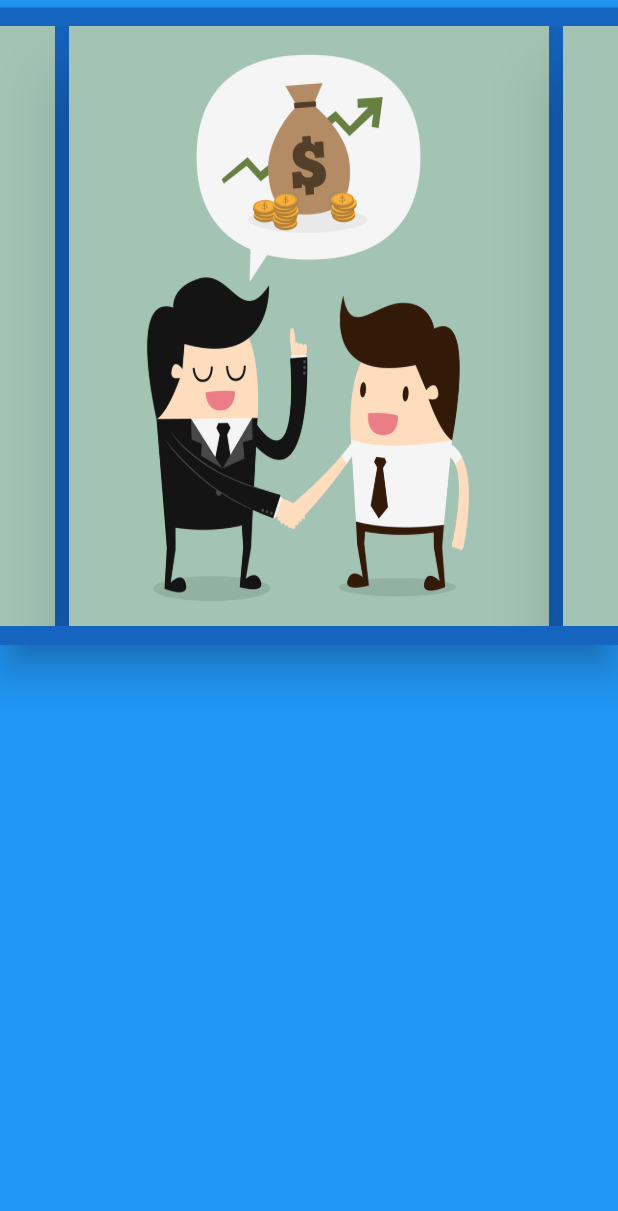
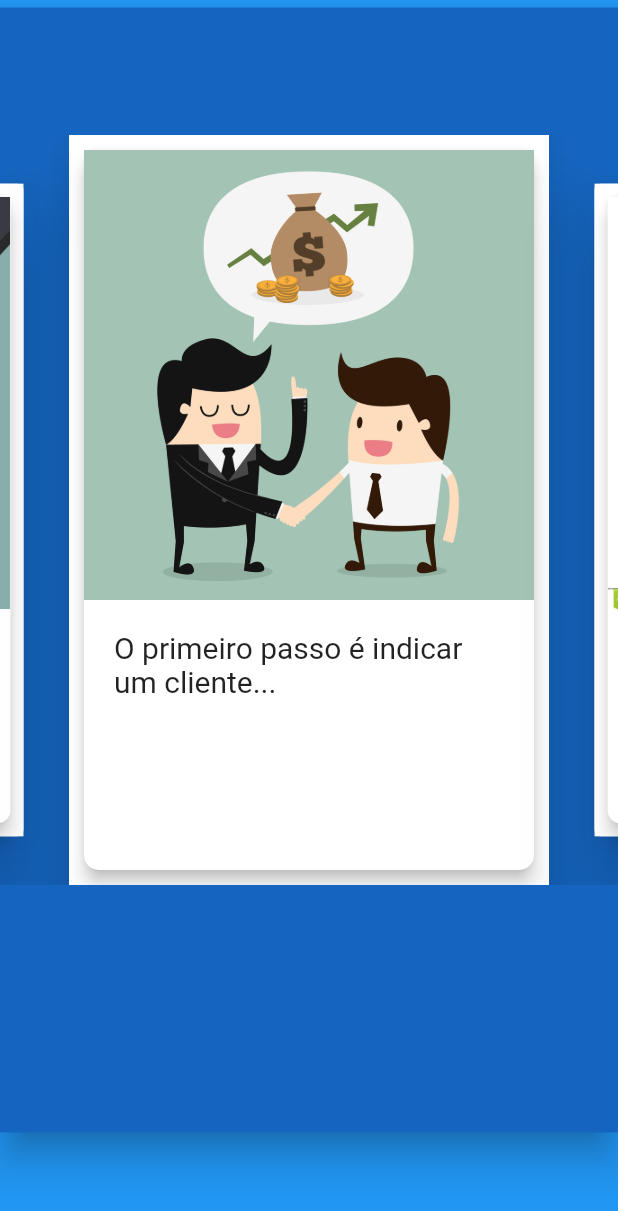
Before and after one commit to CristianBCandia/app-indicar, a Flutter app: the Carousel screen opened directly, on a phone screen of 412 x 824 dp. Shown: the top 1211 px of the screen. Run offline on Flutter 3.47's test engine with Material 2 defaults, Android fonts, the light colour scheme and no system bars; drawn by our look-alikes of carousel_slider.

Commit message:
Home carousel updated

```diff
--- a/app_indicar/lib/components/carousel.dart
+++ b/app_indicar/lib/components/carousel.dart
@@ -3,20 +3,24 @@ import 'package:flutter/material.dart';
 
 class Carousel extends StatefulWidget {
 
-  final String text = "";
 
   @override
   _CarouselState createState() => _CarouselState();
 }
 
 class _CarouselState extends State<Carousel> {
-
   int _current = 0;
 
   List imgList = [
-    'https://www.google.com.br/url?sa=i&url=https%3A%2F%2Fwww.trocafone.com%2Fcelulares%2Fiphone%2Fiphone-se%2Fm%2Fiphone-se&psig=AOvVaw2ybPzaJy9w6SC3AowlGwfv&ust=1615942889654000&source=images&cd=vfe&ved=0CAIQjRxqFwoTCMDGqcDOs-8CFQAAAAAdAAAAABAG',
-    'https://www.google.com.br/url?sa=i&url=https%3A%2F%2Fmx.blastingnews.com%2Fopinion%2F2018%2F03%2Flos-clientes-compran-mas-pero-cada-vez-son-mas-pretenciosos-002398073.html&psig=AOvVaw3P094JkpcCCyaVkaplgE0k&ust=1615940590207000&source=images&cd=vfe&ved=0CAIQjRxqFwoTCNjnyoPGs-8CFQAAAAAdAAAAABAE',
-    'https://www.google.com.br/url?sa=i&url=https%3A%2F%2Fviverdeblog.com%2Fmateriais-educativos%2Fganhar-dinheiro-online%2F&psig=AOvVaw0X4k49yBI-HL3nUc0O-Vt3&ust=1615940766455000&source=images&cd=vfe&ved=0CAIQjRxqFwoTCOj-kNTGs-8CFQAAAAAdAAAAABAJ'
+    'images/client.jpeg',
+    'images/buy.jpg',
+    'images/money.jpg'
+  ];
+
+  List txtList = [
+    'O primeiro passo é indicar um cliente...',
+    'Depois o cliente vai efetuar a compra...',
+    'E então você recebe sua comissão!'
   ];
 
   @override
@@ -27,7 +31,7 @@ class _CarouselState extends State<Carousel> {
       ), */
       backgroundColor: Colors.blue,
       body: Container(
-        height: 425,
+        height: 750,
         margin: new EdgeInsets.symmetric(vertical: 5.0),
         child: Material(
           elevation: 10,
@@ -39,32 +43,58 @@ class _CarouselState extends State<Carousel> {
               crossAxisAlignment: CrossAxisAlignment.center,
               children: <Widget>[
                 CarouselSlider(
-                  height: 400,
+                  height: 500,
                   initialPage: 0,
+                  enlargeCenterPage: true,
                   onPageChanged: (index) {
-                    setState((){
+                    setState(() {
                       _current = index;
                     });
                   },
                   items: imgList.map((imgUrl) {
-                    return Builder(
-                      builder: (BuildContext context){
+                    return Builder(builder: (BuildContext context) {
                       return Material(
                         elevation: 20,
                         borderRadius: BorderRadius.circular(5),
                         child: Container(
+                          child: Card(
+                            child: Column(
+                              children: [
+                                Image.asset(
+                                  imgUrl,
+                                  fit: BoxFit.cover,
+                                ),
+                                Padding(
+                                  padding: const EdgeInsets.all(20.0),
+                                  child: imgUrl.toString().contains('buy') ? Text(txtList[1], style: TextStyle(fontSize: 20)) :
+                                    imgUrl.toString().contains('client') ? Text(txtList[0], style: TextStyle(fontSize: 20)) :
+                                    Text(txtList[2], style: TextStyle(fontSize: 20)),/* Text(this.text,
+                                    style: TextStyle(
+                                      fontSize: 18,
+                                    ), */
+                                  ),
+                              ],
+                            ),
+                            shape: RoundedRectangleBorder(
+                              borderRadius: BorderRadius.circular(10.0),
+                            ),
+                            elevation: 5,
+                            margin: EdgeInsets.all(10),
+                          ),
                           width: 320,
-                            margin: EdgeInsets.symmetric(horizontal:0),
+                          margin: EdgeInsets.symmetric(horizontal: 0),
                           decoration: BoxDecoration(
                             color: Colors.white,
                           ),
-                            child: Image.asset('images/client.jpeg', fit: BoxFit.fill,),
                         ),
                       );
-                      }
-                    );
+                    });
                   }).toList(),
                 ),
+                Padding(padding: EdgeInsets.all(40)),
+                /* Container(
+                  child: _current == 3 ? ButtonIndicar() : TextHistoryApp(),
+                ), */
               ],
             ),
           ),
--- /dev/null
+++ b/app_indicar/lib/components/text_history_app.dart
@@ -0,0 +1,32 @@
+import 'package:flutter/material.dart';
+
+class TextHistoryApp extends StatefulWidget {
+
+  @override
+  _TextHistoryAppState createState() => _TextHistoryAppState();
+}
+
+class _TextHistoryAppState extends State<TextHistoryApp> {
+
+  String title;
+
+  int _current = 0;
+
+  List txtList = [
+    'O primeiro passo é indicar um cliente...',
+    'Depois o cliente vai efetuar a compra...',
+    'E então você recebe sua comissão!'
+  ];
+
+  @override
+  Widget build(BuildContext context) {
+    return MaterialApp(
+      color: Colors.white,
+      home: Container(
+        height: 400,
+        width: 400,
+        child: Text('O primeiro passo é cadastrar sua indicação.'),
+      ),
+    );
+  }
+}
--- a/app_indicar/pubspec.yaml
+++ b/app_indicar/pubspec.yaml
@@ -54,6 +54,8 @@ flutter:
     - images/house.png
     - images/avatar.png
     - images/client.jpeg
+    - images/buy.jpg
+    - images/money.jpg
     - images/indicar Logotipo.png
 
 
```
Also changed, not shown: app_indicar/lib/components/button_indicar.dart (+13 -7 lines), app_indicar/lib/components/home.dart (+1 -9 lines), app_indicar/images/buy.jpg (added), app_indicar/images/money.jpg (added), 1 other file. Lines whose indentation alone changed are shown as unchanged.
